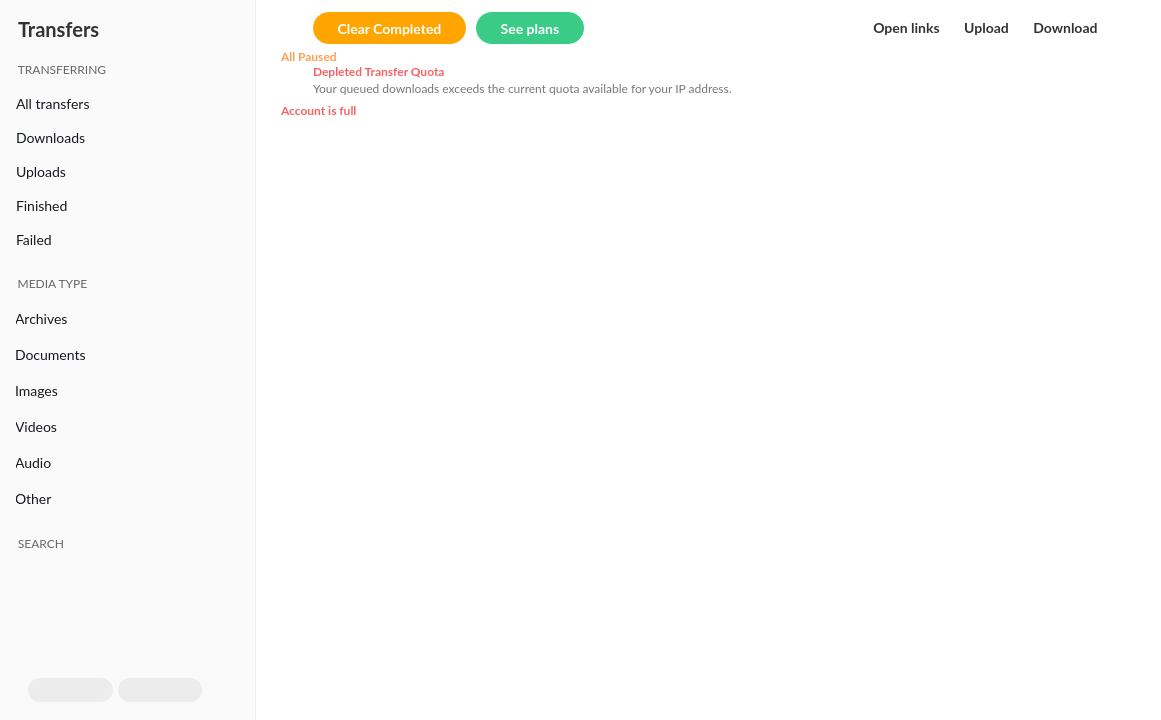
meganz/MEGAsync, file src/MEGASync/transfers/gui/linux/TransferManager.ui: the form before one commit.
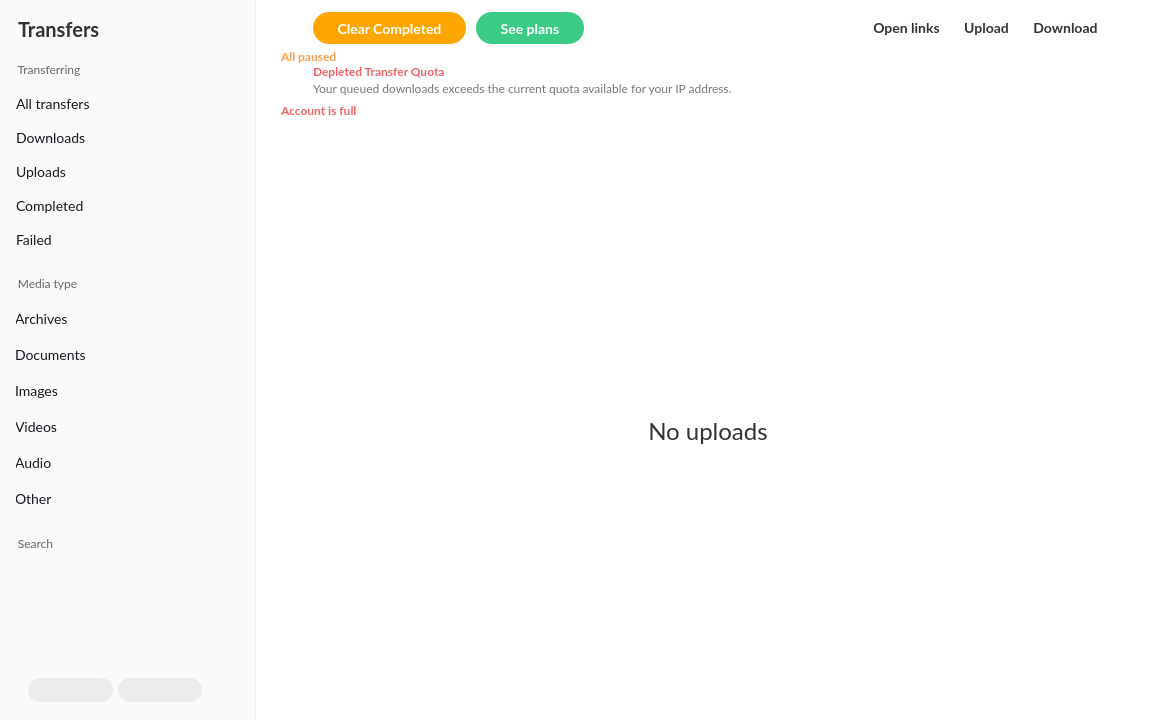
The form after the commit. The open tabs and pages were chosen to show the change. Icons and pictures are not drawn. Custom widgets are drawn as their Qt base class.

The edit to the form file:
```diff
--- a/src/MEGASync/transfers/gui/linux/TransferManager.ui
+++ b/src/MEGASync/transfers/gui/linux/TransferManager.ui
@@ -379,6 +379,13 @@
   background-color: #2BA6DE;
   color: #FFFFFF;
 }
+
+#wNoDownloads QLabel, #wNoUploads QLabel,  #wNoTransfers QLabel, #wNoFinished QLabel, #wNoResults QLabel
+{
+    color: #333333;
+    font-size: 24px;
+    font-weight: 400;
+}
 </string>
   </property>
   <layout class="QHBoxLayout" name="TransferManagerLayout">
@@ -660,7 +667,7 @@
          </size>
         </property>
         <property name="title">
-         <string>TRANSFERRING</string>
+         <string>Transferring</string>
         </property>
         <property name="flat">
          <bool>true</bool>
@@ -996,7 +1003,7 @@
                <cursorShape>PointingHandCursor</cursorShape>
               </property>
               <property name="text">
-               <string>Finished</string>
+               <string>Completed</string>
               </property>
               <property name="icon">
                <iconset resource="../../../gui/Resources_linux.qrc">
@@ -1161,7 +1168,7 @@
       <item>
        <widget class="QGroupBox" name="wMediaType">
         <property name="title">
-         <string>MEDIA TYPE</string>
+         <string>Media type</string>
         </property>
         <layout class="QVBoxLayout" name="wMediaTypeLayout">
          <property name="spacing">
@@ -1728,7 +1735,7 @@
       <item>
        <widget class="QGroupBox" name="wSearch">
         <property name="title">
-         <string>SEARCH</string>
+         <string>Search</string>
         </property>
         <layout class="QVBoxLayout" name="wSearchLayout">
          <property name="spacing">
@@ -2320,7 +2327,7 @@
                 </sizepolicy>
                </property>
                <property name="text">
-                <string>All Paused</string>
+                <string>All paused</string>
                </property>
               </widget>
              </item>
@@ -2807,7 +2814,16 @@
         </widget>
         <widget class="QWidget" name="wNoUploads">
          <layout class="QGridLayout" name="wNoUploadsLayout">
-          <item row="0" column="0">
+          <property name="topMargin">
+           <number>20</number>
+          </property>
+          <property name="bottomMargin">
+           <number>20</number>
+          </property>
+          <property name="spacing">
+           <number>0</number>
+          </property>
+          <item row="1" column="0">
            <widget class="QToolButton" name="tNoUploads">
             <property name="text">
              <string/>
@@ -2818,6 +2834,42 @@
             </property>
            </widget>
           </item>
+          <item row="3" column="0">
+           <spacer name="verticalSpacer_11">
+            <property name="orientation">
+             <enum>Qt::Vertical</enum>
+            </property>
+            <property name="sizeHint" stdset="0">
+             <size>
+              <width>20</width>
+              <height>40</height>
+             </size>
+            </property>
+           </spacer>
+          </item>
+          <item row="0" column="0">
+           <spacer name="verticalSpacer_10">
+            <property name="orientation">
+             <enum>Qt::Vertical</enum>
+            </property>
+            <property name="sizeHint" stdset="0">
+             <size>
+              <width>20</width>
+              <height>40</height>
+             </size>
+            </property>
+           </spacer>
+          </item>
+          <item row="2" column="0">
+           <widget class="QLabel" name="lNoUploads">
+            <property name="text">
+             <string>No uploads</string>
+            </property>
+            <property name="alignment">
+             <set>Qt::AlignCenter</set>
+            </property>
+           </widget>
+          </item>
          </layout>
         </widget>
         <widget class="QWidget" name="wNoDownloads">
```
Left out of the diff: 186 changed lines with no effect on the pictures.
